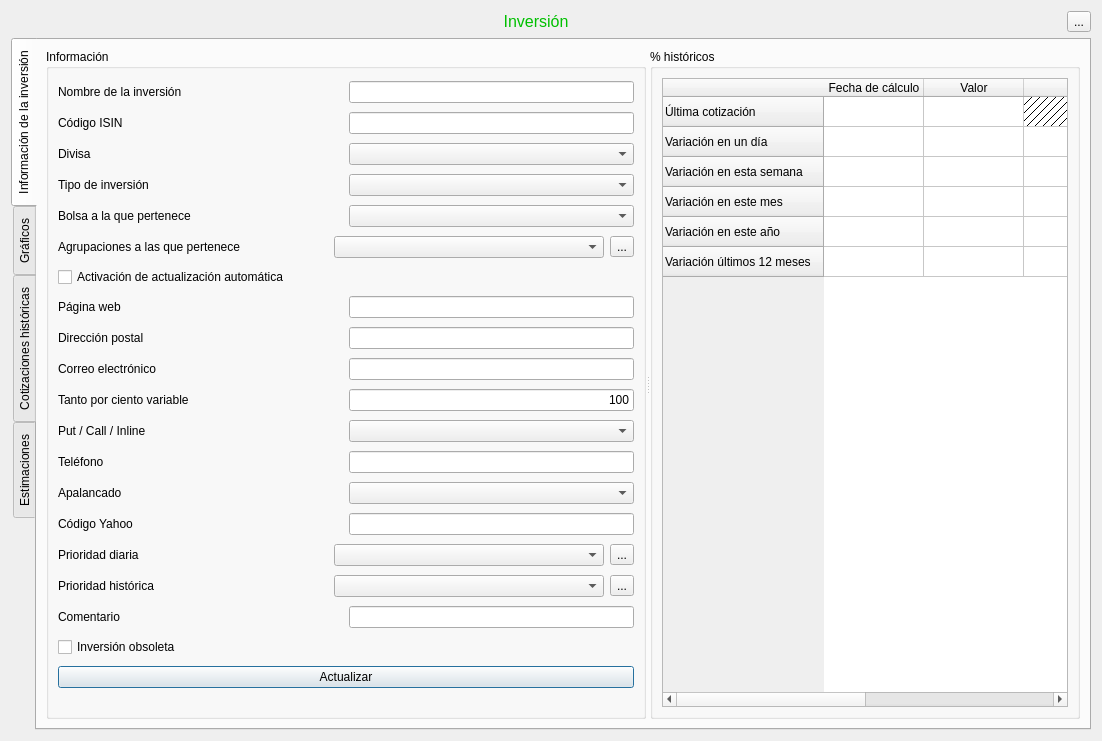
The window that ui/frmAnalisis.ui (turulomio/xulpymoney) describes before a commit, drawn with Qt 5.
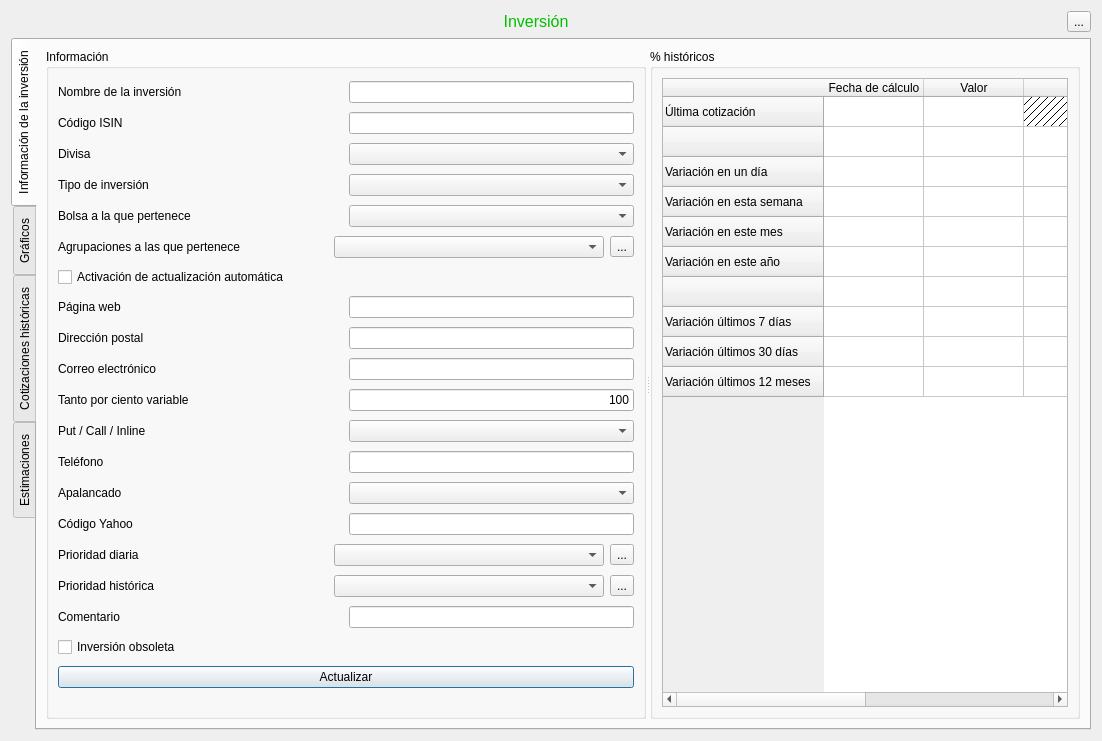
The same window after the commit. The open tabs and pages were chosen to show the change. Icons and pictures are not drawn. Custom widgets are drawn as their Qt base class.

Commit message: Añadido en frmAnalisis ultimos 7, y 30 días

Patch:
```diff
--- a/ui/frmAnalisis.ui
+++ b/ui/frmAnalisis.ui
@@ -550,6 +550,11 @@
                     <string>Última cotización</string>
                    </property>
                   </row>
+                  <row>
+                   <property name="text">
+                    <string/>
+                   </property>
+                  </row>
                   <row>
                    <property name="text">
                     <string>Variación en un día</string>
@@ -570,6 +575,21 @@
                     <string>Variación en este año</string>
                    </property>
                   </row>
+                  <row>
+                   <property name="text">
+                    <string/>
+                   </property>
+                  </row>
+                  <row>
+                   <property name="text">
+                    <string>Variación últimos 7 días</string>
+                   </property>
+                  </row>
+                  <row>
+                   <property name="text">
+                    <string>Variación últimos 30 días</string>
+                   </property>
+                  </row>
                   <row>
                    <property name="text">
                     <string>Variación últimos 12 meses</string>
```
Left out of the diff: 2 changed lines with no effect on the pictures. The commit also changes 3 other files.
